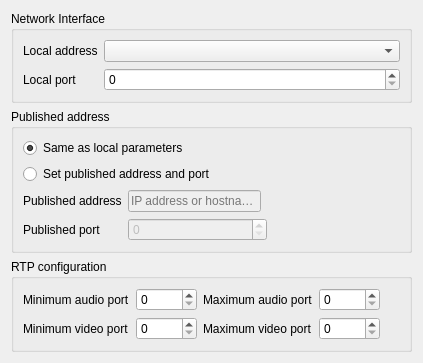
Before: the Qt Designer form src/conf/account/accountpages/network.ui in KDE/ring-kde, drawn with Qt 5.
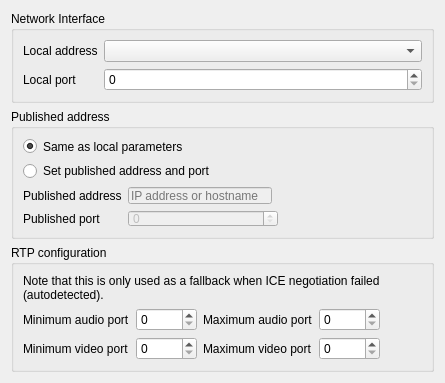
After: the same form once the commit is applied. Custom widgets are drawn as their Qt base class.

Patch:
```diff
--- a/src/conf/account/accountpages/network.ui
+++ b/src/conf/account/accountpages/network.ui
@@ -6,7 +6,7 @@
    <rect>
     <x>0</x>
     <y>0</y>
-    <width>423</width>
+    <width>445</width>
     <height>359</height>
    </rect>
   </property>
@@ -133,75 +133,85 @@
       <string>RTP configuration</string>
      </property>
      <layout class="QGridLayout" name="gridLayout_13">
-      <item row="0" column="1">
+      <item row="1" column="1">
        <widget class="QSpinBox" name="lrcfg_audioPortMin">
         <property name="maximum">
          <number>65535</number>
         </property>
        </widget>
       </item>
-      <item row="0" column="0">
+      <item row="1" column="4">
+       <spacer name="horizontalSpacer_2">
+        <property name="orientation">
+         <enum>Qt::Horizontal</enum>
+        </property>
+        <property name="sizeHint" stdset="0">
+         <size>
+          <width>40</width>
+          <height>20</height>
+         </size>
+        </property>
+       </spacer>
+      </item>
+      <item row="1" column="0">
        <widget class="QLabel" name="m_pMinAudioPortL">
         <property name="text">
          <string>Minimum audio port</string>
         </property>
        </widget>
       </item>
-      <item row="0" column="4">
-       <spacer name="horizontalSpacer_2">
-        <property name="orientation">
-         <enum>Qt::Horizontal</enum>
-        </property>
-        <property name="sizeHint" stdset="0">
-         <size>
-          <width>40</width>
-          <height>20</height>
-         </size>
-        </property>
-       </spacer>
-      </item>
-      <item row="0" column="3">
+      <item row="1" column="3">
        <widget class="QSpinBox" name="lrcfg_audioPortMax">
         <property name="maximum">
          <number>65535</number>
         </property>
        </widget>
       </item>
-      <item row="1" column="1">
+      <item row="2" column="1">
        <widget class="QSpinBox" name="lrcfg_videoPortMin">
         <property name="maximum">
          <number>65535</number>
         </property>
        </widget>
       </item>
-      <item row="1" column="3">
+      <item row="2" column="3">
        <widget class="QSpinBox" name="lrcfg_videoPortMax">
         <property name="maximum">
          <number>65535</number>
         </property>
        </widget>
       </item>
-      <item row="1" column="0">
+      <item row="2" column="0">
        <widget class="QLabel" name="m_pMinVideoPortL">
         <property name="text">
          <string>Minimum video port</string>
         </property>
        </widget>
       </item>
-      <item row="0" column="2">
+      <item row="1" column="2">
        <widget class="QLabel" name="m_pMaxAudioPortL">
         <property name="text">
          <string>Maximum audio port</string>
         </property>
        </widget>
       </item>
-      <item row="1" column="2">
+      <item row="2" column="2">
        <widget class="QLabel" name="m_pMaxVideoPortL">
         <property name="text">
          <string>Maximum video port</string>
         </property>
        </widget>
       </item>
+      <item row="0" column="0" colspan="4">
+       <widget class="QLabel" name="label">
+        <property name="text">
+         <string>Note that this is only used as a fallback when ICE negotiation failed (autodetected).</string>
+        </property>
+        <property name="wordWrap">
+         <bool>true</bool>
+        </property>
+       </widget>
+      </item>
      </layout>
     </widget>
    </item>
```
